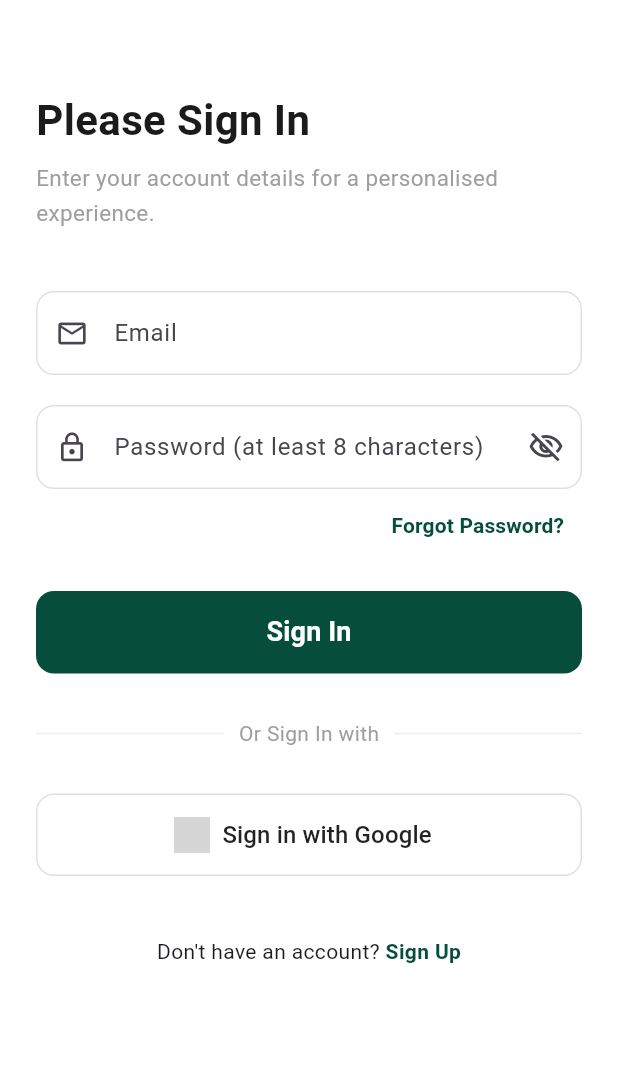
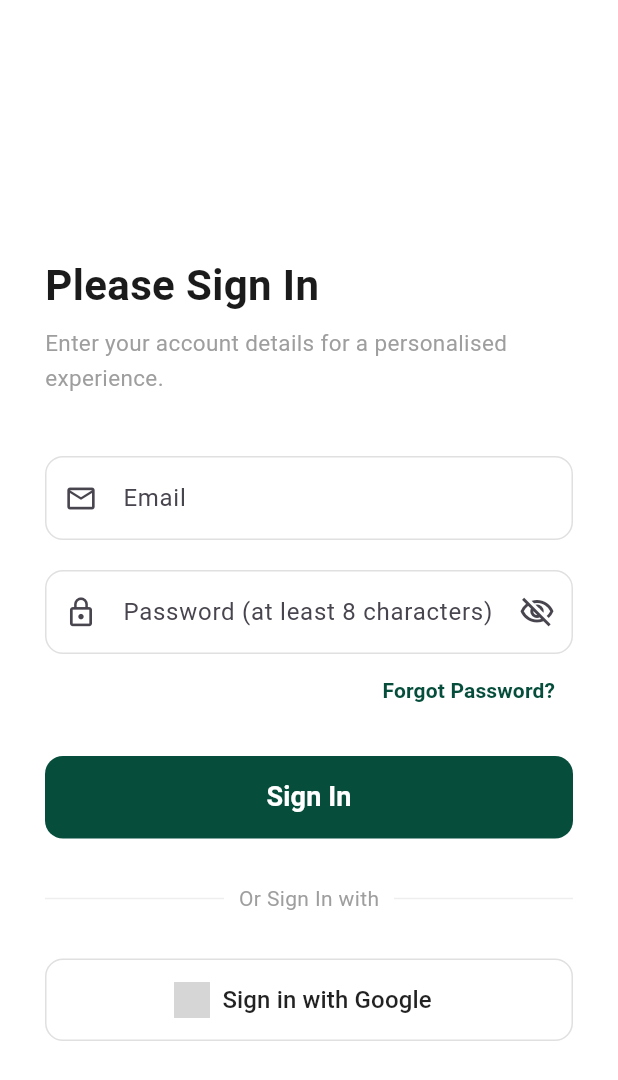
Before and after one commit to karonboshra-cloud/TransitWay, a Flutter app: the LoginScreen screen opened by its route, on a phone screen of 412 x 824 dp. Shown: the top 1080 px of the screen. Run offline on Flutter 3.47's test engine with Material 3 defaults, Android fonts, the phone set to English and light mode, and no system bars; our stand-ins replace flutter_screenutil, google_fonts; network calls fail; grey boxes are pictures that could not be loaded.

Commit message:
Fix UI in Login and link Onboarding with Login

```diff
--- a/lib/feature/login/login.dart
+++ b/lib/feature/login/login.dart
@@ -1,4 +1,5 @@
 import 'package:flutter/material.dart';
+import 'package:flutter_screenutil/flutter_screenutil.dart';
 
 void main() => runApp(const MaterialApp(home: LoginScreen()));
 
@@ -22,13 +23,13 @@ class _LoginScreenState extends State<LoginScreen> {
       backgroundColor: Colors.white,
       body: SafeArea(
         child: SingleChildScrollView(
-          padding: const EdgeInsets.symmetric(horizontal: 24.0),
+          padding: const EdgeInsets.symmetric(horizontal: 30.0),
           child: Form(
             key: _formKey,
             child: Column(
               crossAxisAlignment: CrossAxisAlignment.start,
               children: [
-                const SizedBox(height: 60),
+                const SizedBox(height: 170),
 
                 const Text(
                   'Please Sign In',
@@ -36,12 +37,12 @@ class _LoginScreenState extends State<LoginScreen> {
                 ),
                 const SizedBox(height: 8),
                 const Text(
-                  'Enter your account details for a personalised experience.',
+                  'Enter your account details for a personalised \nexperience.',
                   style: TextStyle(fontSize: 15, color: Colors.grey, height: 1.5),
                 ),
                 const SizedBox(height: 40),
 
-                // حقل البريد الإلكتروني
+
                 TextFormField(
                   controller: _emailController,
                   decoration: InputDecoration(
@@ -56,7 +57,7 @@ class _LoginScreenState extends State<LoginScreen> {
                 ),
                 const SizedBox(height: 20),
 
-                // حقل كلمة المرور
+
                 TextFormField(
                   controller: _passwordController,
                   obscureText: !_isPasswordVisible,
@@ -75,7 +76,7 @@ class _LoginScreenState extends State<LoginScreen> {
                   ),
                 ),
 
-                // زر نسيت كلمة المرور
+
                 Align(
                   alignment: Alignment.centerRight,
                   child: TextButton(
@@ -136,7 +137,7 @@ class _LoginScreenState extends State<LoginScreen> {
 
                 const SizedBox(height: 40),
 
-                // Footer (Sign Up)
+                SizedBox(height: 90.h,),
                 Row(
                   mainAxisAlignment: MainAxisAlignment.center,
                   children: [
--- a/lib/feature/splash/splash.dart
+++ b/lib/feature/splash/splash.dart
@@ -27,8 +27,8 @@ class _SplashState extends State<Splash> {
       statusBarBrightness: Brightness.dark,
 
     ));
-    Timer(Duration(seconds: 2),(){
-      Navigator.pushReplacementNamed(context, RoutesManager.login);
+    Timer(Duration(seconds: 3),(){
+      Navigator.pushReplacementNamed(context, RoutesManager.onboardingScreen);
 
       });
   }
--- a/lib/main.dart
+++ b/lib/main.dart
@@ -19,7 +19,7 @@ class TransitWay extends StatelessWidget {
       splitScreenMode: true,
       child: MaterialApp(
         debugShowCheckedModeBanner: false,
-        initialRoute:RoutesManager.login,
+        initialRoute:RoutesManager.splash,
         routes: RoutesManager.routes,
         theme:ThemeManager.light ,
         themeMode:ThemeMode.light ,
```
Also changed, not shown: lib/feature/onboarding/widged/onboarding_widget.dart (+10 -2 lines).
